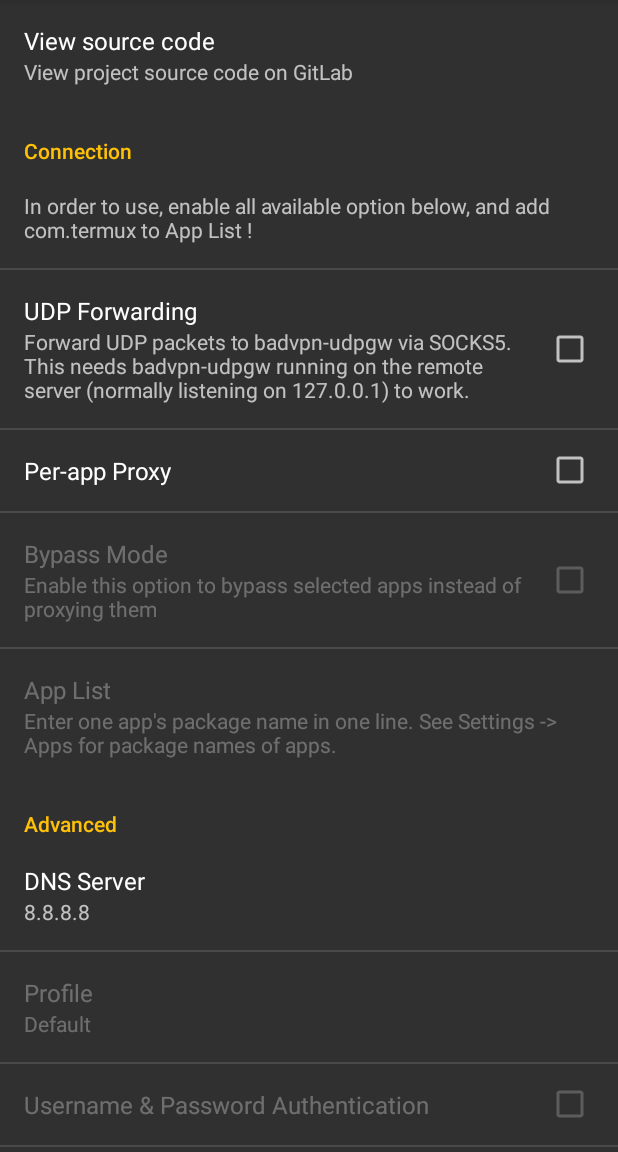
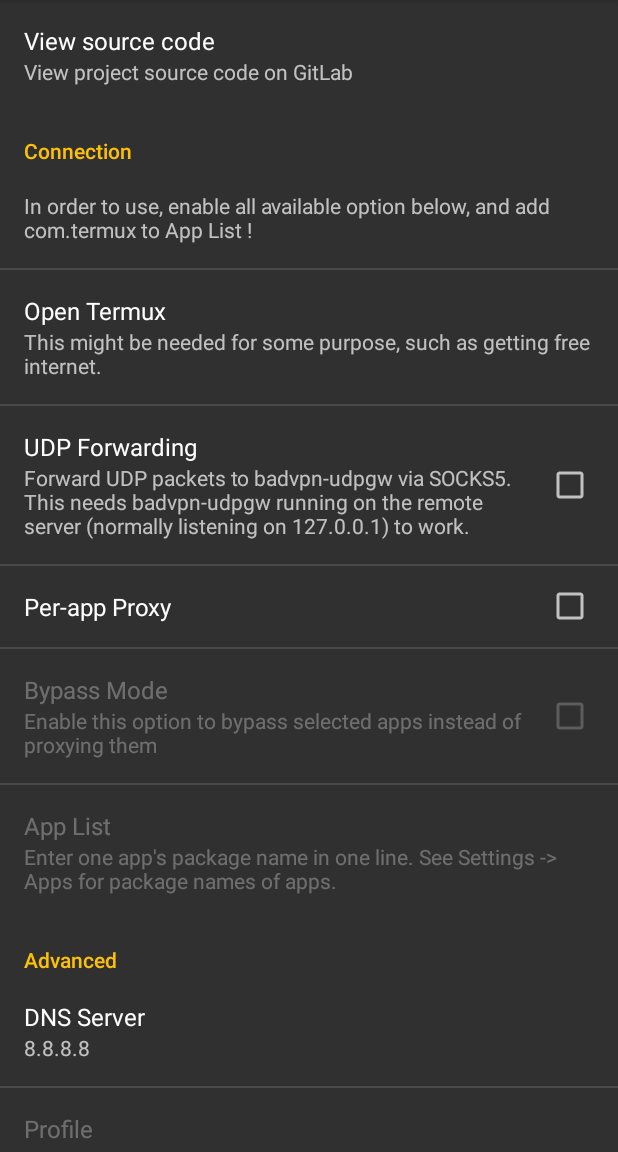
Before and after one commit to jellyfishmobile/socksdroid-1, an Android app: the screen it shows after launch (MainActivity), on a phone screen of 412 x 824 dp, the part 84-1236 px from its top. Run offline under Robolectric (Android 15) with nearby library versions, the phone set to English and light mode, and no system bars; 2 statements that could not run were skipped.

Commit message:
add open termux option

```diff
--- a/app/src/main/res/values/strings.xml
+++ b/app/src/main/res/values/strings.xml
@@ -2,6 +2,8 @@
 <resources>
 
     <string name="app_name">SocksDroid</string>
+    <string name="open_termux">Open Termux</string>
+    <string name="open_termux_summary">This might be needed for some purpose, such as getting free internet.</string>
     <string name="notice">In order to use, enable all available option below, and add com.termux to App List !</string>
     <string name="src">View source code</string>
     <string name="src_title">View project source code on GitLab</string>
--- a/app/src/main/res/xml/settings.xml
+++ b/app/src/main/res/xml/settings.xml
@@ -12,6 +12,14 @@
         android:title="@string/connection">
         <Preference
             android:summary="@string/notice"/>
+        <PreferenceScreen
+            android:title="@string/open_termux"
+            android:summary="@string/open_termux_summary">
+            <intent
+                android:targetPackage="com.termux"
+                android:targetClass="com.termux.HomeActivity" />
+        </PreferenceScreen>
+
         <CheckBoxPreference
             android:defaultValue="true"
             android:key="udp_proxy"
```
Also changed, not shown: 1 other file.
